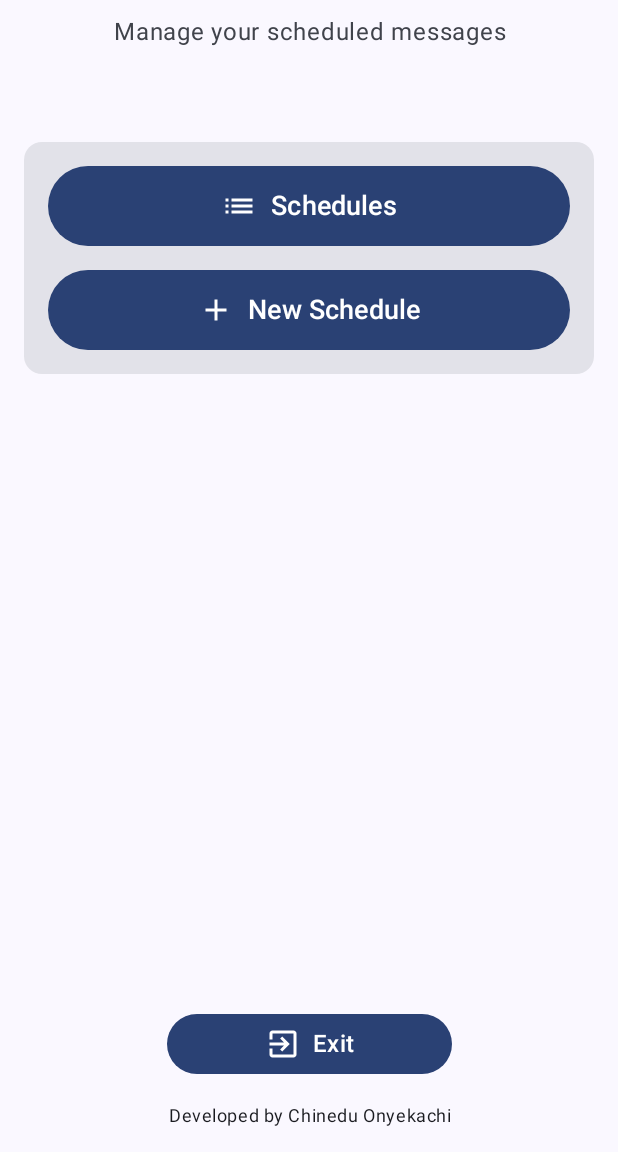
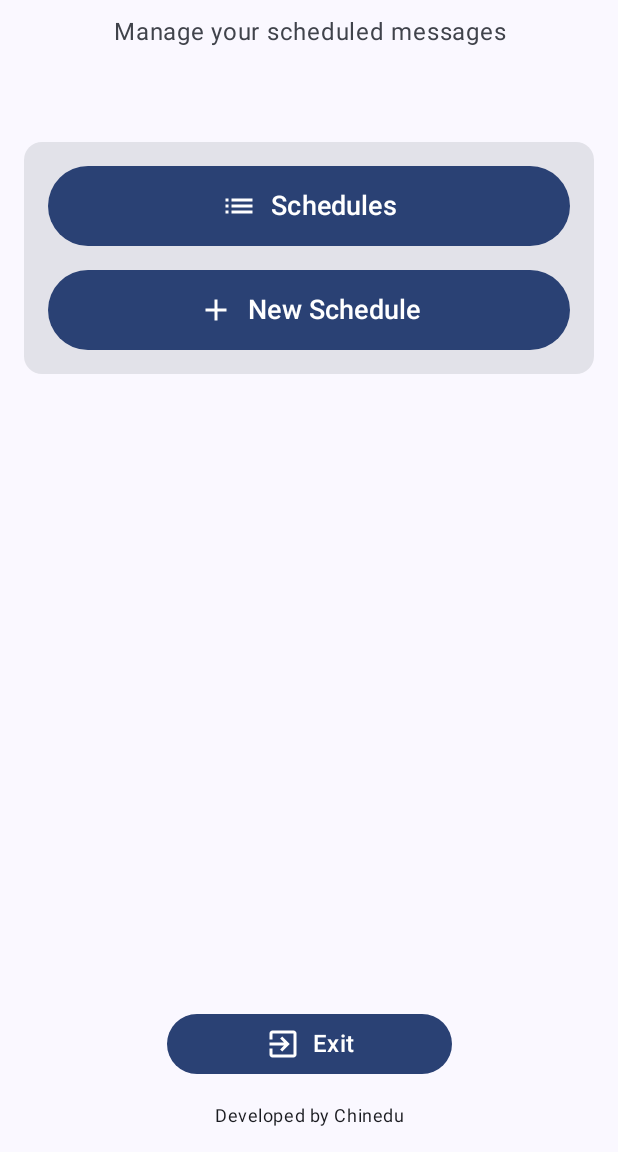
Before and after one commit to jon3nity/SmsScheduler, an Android app built with Jetpack Compose: the screen it shows after launch (MainActivity), on a phone screen of 412 x 824 dp, the part 84-1236 px from its top. Run offline under Robolectric (Android 15) with nearby library versions, the phone set to English and light mode, and no system bars.

Commit message:
initial commit

```diff
--- a/app/src/main/java/com/example/smsschedulerapp/MainActivity.kt
+++ b/app/src/main/java/com/example/smsschedulerapp/MainActivity.kt
@@ -259,7 +259,7 @@ fun LandingPage(onSchedulesClick: () -> Unit, onNewScheduleClick: () -> Unit) {
         Spacer(modifier = Modifier.height(16.dp))
 
         Text(
-            text = "Developed by Chinedu Onyekachi",
+            text = "Developed by Chinedu",
             style = MaterialTheme.typography.bodySmall,
             textAlign = TextAlign.Center
         )
```
